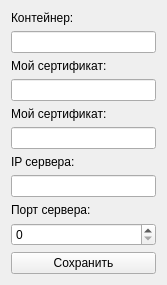
Above: SettingsWindow.ui from aemarkov/study-BChat before the change. Below: the same form after it.
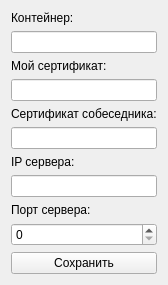
That is the form after the change.

The edit to the form file:
```diff
--- a/SettingsWindow.ui
+++ b/SettingsWindow.ui
@@ -37,7 +37,7 @@
    <item>
     <widget class="QLabel" name="label_5">
      <property name="text">
-      <string>Мой сертификат:</string>
+      <string>Сертификат собеседника:</string>
      </property>
     </widget>
    </item>
```
